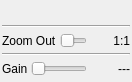
Old version of the form plugins/samplesource/v4l/v4lgui.ui in the repository f4exb/sdrangel.
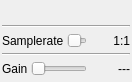
New version of the form. Custom widgets are drawn as their Qt base class.

```diff
--- a/plugins/samplesource/v4l/v4lgui.ui
+++ b/plugins/samplesource/v4l/v4lgui.ui
@@ -130,7 +130,7 @@
         </sizepolicy>
        </property>
        <property name="text">
-        <string>Zoom Out</string>
+        <string>Samplerate</string>
        </property>
       </widget>
      </item>
```
Left out of the diff: 6 changed lines with no effect on the pictures.
